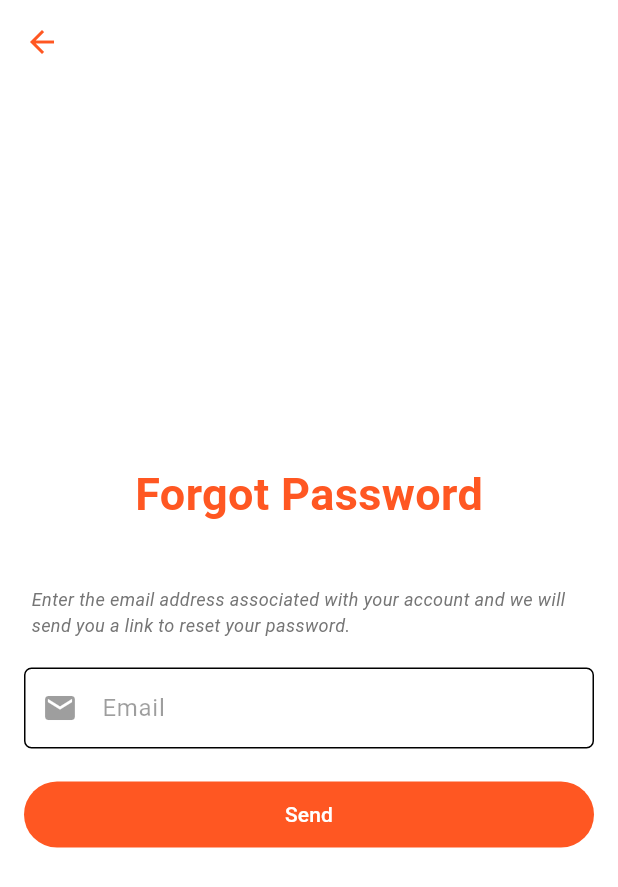
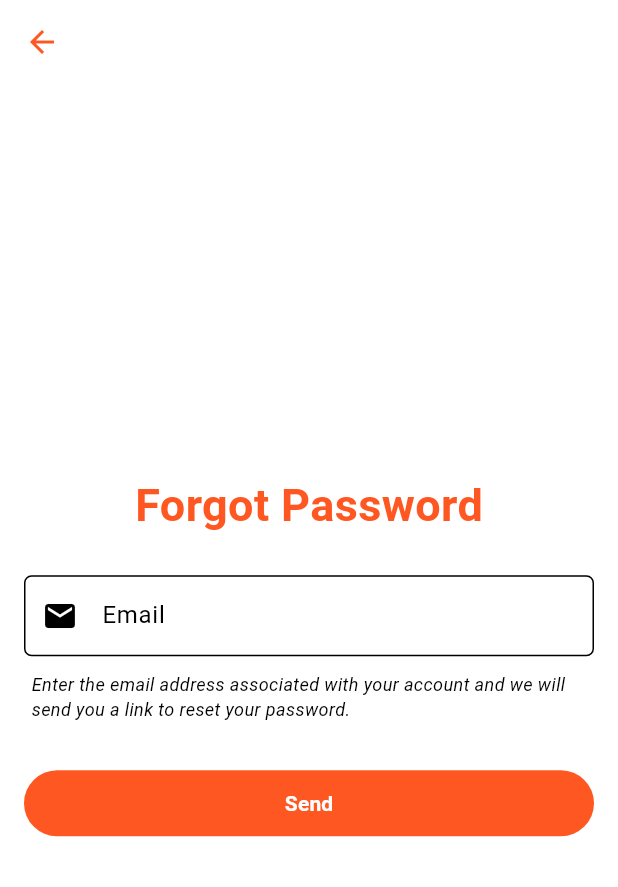
Before and after one commit to OneFamous/mobileproject, a Flutter app: the RegisterPage screen opened directly, after a tap on "Log in", after a tap on "Forgot Password", on a phone screen of 412 x 824 dp. Shown: the top 887 px of the screen. Run offline on Flutter 3.47's test engine with Material 3 defaults, Android fonts, the phone set to English and light mode, and no system bars; our stand-ins replace awesome_dialog, awesome_notifications, cloud_firestore, firebase_auth, firebase_core, flutter_slidable and 6 more; missing offline and left inert: multi_value_listenable_builder; accounts and stored records are empty; network calls fail.

Commit message:
The text field coloring has been changed on the login, forgot password, register, and chat search page. Ensar Aydın Kurubacak's photo has been added to the official application.

```diff
--- a/lib/screens/auth/forgot_password_page.dart
+++ b/lib/screens/auth/forgot_password_page.dart
@@ -31,7 +31,8 @@ class _ForgotPasswordPageState extends State<ForgotPasswordPage> {
           context: context,
           builder: (context) => AlertDialog(
             title: const Text('Log out of the application'),
-            content: const Text('Are you sure you want to log out of the application?'),
+            content: const Text(
+                'Are you sure you want to log out of the application?'),
             actions: [
               TextButton(
                 onPressed: () => Navigator.pop(context, false),
@@ -53,7 +54,7 @@ class _ForgotPasswordPageState extends State<ForgotPasswordPage> {
           backgroundColor: Colors.transparent,
           elevation: 0,
           leading: IconButton(
-            icon: const Icon(Icons.arrow_back , color: Colors.deepOrange),
+            icon: const Icon(Icons.arrow_back, color: Colors.deepOrange),
             onPressed: () => Navigator.pushReplacement(
               context,
               MaterialPageRoute(
@@ -68,27 +69,24 @@ class _ForgotPasswordPageState extends State<ForgotPasswordPage> {
             mainAxisAlignment: MainAxisAlignment.center,
             children: [
               Container(
-                margin: const EdgeInsets.only(bottom: 40.0),
-                child:
-                    Text(
-                    'Forgot Password',
-                    style: TextStyle(fontSize: 30.0, fontWeight: FontWeight.bold ,color: Colors.deepOrange),
-                  ),
-              ),
-              Container(
-                margin: const EdgeInsets.only(bottom: 20.0 ,left: 5,right: 5),
+                margin: const EdgeInsets.only(bottom: 25.0),
                 child: Text(
-                  'Enter the email address associated with your account and we will send you a link to reset your password.',
-                  style: TextStyle(fontSize: 12.0, fontStyle: FontStyle.italic , color: Colors.grey[600]),
+                  'Forgot Password',
+                  style: TextStyle(
+                      fontSize: 30.0,
+                      fontWeight: FontWeight.bold,
+                      color: Colors.deepOrange),
                 ),
               ),
               TextField(
                 controller: _emailController,
                 decoration: InputDecoration(
                   labelText: 'Email',
-                  labelStyle: const TextStyle(color: Colors.black38),
+                  labelStyle:
+                      TextStyle(color: Theme.of(context).colorScheme.tertiary),
                   border: OutlineInputBorder(
-                    borderRadius: BorderRadius.circular(5.0), // Yuvarlaklık değeri
+                    borderRadius:
+                        BorderRadius.circular(5.0), // Yuvarlaklık değeri
                     borderSide: const BorderSide(color: Colors.deepOrange),
                   ),
                   focusedBorder: OutlineInputBorder(
@@ -99,10 +97,21 @@ class _ForgotPasswordPageState extends State<ForgotPasswordPage> {
                     vertical: 15,
                     horizontal: 10,
                   ),
-                  prefixIcon: const Icon(Icons.email ,color: Colors.black38),
+                  prefixIcon: Icon(Icons.email,
+                      color: Theme.of(context).colorScheme.tertiary),
                 ),
               ),
               const SizedBox(height: 10),
+              Container(
+                margin: const EdgeInsets.only(bottom: 20.0, left: 5, right: 5),
+                child: Text(
+                  'Enter the email address associated with your account and we will send you a link to reset your password.',
+                  style: TextStyle(
+                      fontSize: 12.0,
+                      fontStyle: FontStyle.italic,
+                      color: Theme.of(context).colorScheme.tertiary),
+                ),
+              ),
               if (_errorMessage != null)
                 Text(
                   _errorMessage!,
@@ -112,9 +121,9 @@ class _ForgotPasswordPageState extends State<ForgotPasswordPage> {
               TextButton(
                 onPressed: () async {
                   String email = _emailController.text.trim();
-                  String? response = await _loginController.resetPassword(email);
-                  if(response == null){
-
+                  String? response =
+                      await _loginController.resetPassword(email);
+                  if (response == null) {
                     // Şifre sıfırlama e-postası gönderildiğinde kullanıcıyı bilgilendir.
                     ScaffoldMessenger.of(context).showSnackBar(
                       const SnackBar(
@@ -138,7 +147,11 @@ class _ForgotPasswordPageState extends State<ForgotPasswordPage> {
                     borderRadius: BorderRadius.circular(30.0),
                   ),
                 ),
-                child: const Text('Send' ,style: TextStyle(color: Colors.white),),
+                child: const Text(
+                  'Send',
+                  style: TextStyle(
+                      color: Colors.white, fontWeight: FontWeight.bold),
+                ),
               ),
               if (_errorMessage != null)
                 Text(
--- a/lib/screens/auth/login_page.dart
+++ b/lib/screens/auth/login_page.dart
@@ -35,7 +35,8 @@ class _LoginPageState extends State<LoginPage> {
           context: context,
           builder: (context) => AlertDialog(
             title: const Text('Log out of the application?'),
-            content: const Text('Are you sure you want to log out of the application?'),
+            content: const Text(
+                'Are you sure you want to log out of the application?'),
             actions: [
               TextButton(
                 onPressed: () => Navigator.pop(context, false),
@@ -62,9 +63,11 @@ class _LoginPageState extends State<LoginPage> {
                 controller: _emailController,
                 decoration: InputDecoration(
                   labelText: 'Email',
-                  labelStyle: const TextStyle(color: Colors.black38),
+                  labelStyle:
+                      TextStyle(color: Theme.of(context).colorScheme.tertiary),
                   border: OutlineInputBorder(
-                    borderRadius: BorderRadius.circular(5.0), // Yuvarlaklık değeri
+                    borderRadius:
+                        BorderRadius.circular(5.0), // Yuvarlaklık değeri
                     borderSide: const BorderSide(color: Colors.deepOrange),
                   ),
                   focusedBorder: OutlineInputBorder(
@@ -75,16 +78,17 @@ class _LoginPageState extends State<LoginPage> {
                     vertical: 15,
                     horizontal: 10,
                   ),
-                  prefixIcon: const Icon(Icons.email ,color: Colors.black38),
+                  prefixIcon: Icon(Icons.email,
+                      color: Theme.of(context).colorScheme.tertiary),
                 ),
               ),
-
               const SizedBox(height: 16),
               TextField(
                 controller: _passwordController,
                 decoration: InputDecoration(
                   labelText: 'Password',
-                  labelStyle: const TextStyle(color: Colors.black38),
+                  labelStyle:
+                      TextStyle(color: Theme.of(context).colorScheme.tertiary),
                   border: OutlineInputBorder(
                     borderRadius: BorderRadius.circular(5.0),
                     borderSide: const BorderSide(color: Colors.deepOrange),
@@ -97,7 +101,8 @@ class _LoginPageState extends State<LoginPage> {
                     vertical: 15,
                     horizontal: 10,
                   ),
-                  prefixIcon: const Icon(Icons.lock , color: Colors.black38),
+                  prefixIcon: Icon(Icons.lock,
+                      color: Theme.of(context).colorScheme.tertiary),
                 ),
                 obscureText: true,
               ),
@@ -110,7 +115,7 @@ class _LoginPageState extends State<LoginPage> {
                     ),
                   );
                 },
-                child:Container(
+                child: Container(
                   alignment: Alignment.centerLeft, // Butonu sola hizala
                   child: const Text(
                     "Forgot Password",
@@ -119,7 +124,8 @@ class _LoginPageState extends State<LoginPage> {
                       fontSize: 14,
                       color: Colors.deepOrange,
                     ),
-                    textAlign: TextAlign.left, // Metni sola hizala (opsiyonel, eğer metni sola hizalı istiyorsanız)
+                    textAlign: TextAlign
+                        .left, // Metni sola hizala (opsiyonel, eğer metni sola hizalı istiyorsanız)
                   ),
                 ),
               ),
@@ -152,7 +158,7 @@ class _LoginPageState extends State<LoginPage> {
                       MaterialPageRoute(
                         builder: (context) => const MyApp(),
                       ),
-                          (route) => false, // Tüm önceki sayfaları kaldır
+                      (route) => false, // Tüm önceki sayfaları kaldır
                     );
                   }
                 },
@@ -169,19 +175,19 @@ class _LoginPageState extends State<LoginPage> {
                   style: TextStyle(
                     fontSize: 17,
                     color: Colors.white,
+                    fontWeight: FontWeight.bold,
                   ),
                 ),
               ),
               const SizedBox(height: 5),
-
               Row(
                 mainAxisAlignment: MainAxisAlignment.center,
                 children: [
-                  const Text(
+                  Text(
                     "Don't have an account?",
                     style: TextStyle(
                       fontSize: 14,
-                      color: Colors.black,
+                      color: Theme.of(context).colorScheme.tertiary,
                     ),
                   ),
                   TextButton(
--- a/lib/screens/auth/register_page.dart
+++ b/lib/screens/auth/register_page.dart
@@ -7,7 +7,6 @@ import 'package:mobileproject/controllers//auth/register_controller.dart';
 
 import 'login_page.dart';
 
-
 class RegisterPage extends StatefulWidget {
   const RegisterPage({super.key});
 
@@ -16,13 +15,15 @@ class RegisterPage extends StatefulWidget {
 }
 
 class _RegisterPageState extends State<RegisterPage> {
-  final EmailVerificaitonController _emailVerificaitonController = EmailVerificaitonController();
+  final EmailVerificaitonController _emailVerificaitonController =
+      EmailVerificaitonController();
   final RegisterController _registerController = RegisterController();
   final TextEditingController _nameController = TextEditingController();
   final TextEditingController _emailController = TextEditingController();
   final TextEditingController _userNameController = TextEditingController();
   final TextEditingController _passwordController = TextEditingController();
-  final TextEditingController _confirmPasswordController = TextEditingController();
+  final TextEditingController _confirmPasswordController =
+      TextEditingController();
   String? _errorMessage;
   bool _isProcessing = false;
 
@@ -44,7 +45,8 @@ class _RegisterPageState extends State<RegisterPage> {
           context: context,
           builder: (context) => AlertDialog(
             title: const Text('Log out of the application?'),
-              content: const Text('Are you sure you want to log out of the application?'),
+            content: const Text(
+                'Are you sure you want to log out of the application?'),
             actions: [
               TextButton(
                 onPressed: () => Navigator.pop(context, false),
@@ -73,7 +75,8 @@ class _RegisterPageState extends State<RegisterPage> {
                   controller: _nameController,
                   decoration: InputDecoration(
                     labelText: 'Name',
-                    labelStyle: const TextStyle(color: Colors.black38),
+                    labelStyle: TextStyle(
+                        color: Theme.of(context).colorScheme.tertiary),
                     border: OutlineInputBorder(
                       borderRadius: BorderRadius.circular(5.0),
                       borderSide: const BorderSide(color: Colors.deepOrange),
@@ -86,7 +89,8 @@ class _RegisterPageState extends State<RegisterPage> {
                       vertical: 15,
                       horizontal: 10,
                     ),
-                    prefixIcon: const Icon(Icons.person, color: Colors.black38),
+                    prefixIcon: Icon(Icons.person,
+                        color: Theme.of(context).colorScheme.tertiary),
                   ),
                 ),
                 const SizedBox(height: 15),
@@ -94,7 +98,8 @@ class _RegisterPageState extends State<RegisterPage> {
                   controller: _emailController,
                   decoration: InputDecoration(
                     labelText: 'Email',
-                    labelStyle: const TextStyle(color: Colors.black38),
+                    labelStyle: TextStyle(
+                        color: Theme.of(context).colorScheme.tertiary),
                     border: OutlineInputBorder(
                       borderRadius: BorderRadius.circular(5.0),
                       borderSide: const BorderSide(color: Colors.deepOrange),
@@ -107,17 +112,17 @@ class _RegisterPageState extends State<RegisterPage> {
                       vertical: 15,
                       horizontal: 10,
                     ),
-                    prefixIcon: const Icon(Icons.email, color: Colors.black38),
+                    prefixIcon: Icon(Icons.email,
+                        color: Theme.of(context).colorScheme.tertiary),
                   ),
                 ),
-
                 const SizedBox(height: 15),
-
                 TextField(
                   controller: _userNameController,
                   decoration: InputDecoration(
                     labelText: 'User Name',
-                    labelStyle: const TextStyle(color: Colors.black38),
+                    labelStyle: TextStyle(
+                        color: Theme.of(context).colorScheme.tertiary),
                     border: OutlineInputBorder(
                       borderRadius: BorderRadius.circular(5.0),
                       borderSide: const BorderSide(color: Colors.deepOrange),
@@ -130,16 +135,17 @@ class _RegisterPageState extends State<RegisterPage> {
                       vertical: 15,
                       horizontal: 10,
                     ),
-                    prefixIcon: const Icon(Icons.person, color: Colors.black38),
+                    prefixIcon: Icon(Icons.person,
+                        color: Theme.of(context).colorScheme.tertiary),
                   ),
                 ),
                 const SizedBox(height: 15),
-
                 TextField(
                   controller: _passwordController,
                   decoration: InputDecoration(
                     labelText: 'Password',
-                    labelStyle: const TextStyle(color: Colors.black38),
+                    labelStyle: TextStyle(
+                        color: Theme.of(context).colorScheme.tertiary),
                     border: OutlineInputBorder(
                       borderRadius: BorderRadius.circular(5.0),
                       borderSide: const BorderSide(color: Colors.deepOrange),
@@ -152,17 +158,18 @@ class _RegisterPageState extends State<RegisterPage> {
                       vertical: 15,
                       horizontal: 10,
                     ),
-                    prefixIcon: const Icon(Icons.lock, color: Colors.black38),
+                    prefixIcon: Icon(Icons.lock,
+                        color: Theme.of(context).colorScheme.tertiary),
                   ),
                   obscureText: true,
                 ),
                 const SizedBox(height: 15),
-
                 TextField(
                   controller: _confirmPasswordController,
                   decoration: InputDecoration(
                     labelText: 'Confirm Password',
-                    labelStyle: const TextStyle(color: Colors.black38),
+                    labelStyle: TextStyle(
+                        color: Theme.of(context).colorScheme.tertiary),
                     border: OutlineInputBorder(
                       borderRadius: BorderRadius.circular(5.0),
                       borderSide: const BorderSide(color: Colors.deepOrange),
@@ -175,7 +182,8 @@ class _RegisterPageState extends State<RegisterPage> {
                       vertical: 15,
                       horizontal: 10,
                     ),
-                    prefixIcon: const Icon(Icons.lock, color: Colors.black38),
+                    prefixIcon: Icon(Icons.lock,
+                        color: Theme.of(context).colorScheme.tertiary),
                   ),
                   obscureText: true,
                 ),
@@ -196,20 +204,23 @@ class _RegisterPageState extends State<RegisterPage> {
                       borderRadius: BorderRadius.circular(30.0),
                     ),
                   ),
-                  child: Text(_isProcessing ? 'Processing...' : 'Register' ,
+                  child: Text(
+                    _isProcessing ? 'Processing...' : 'Register',
                     style: const TextStyle(
                       fontSize: 17,
                       color: Colors.white,
-                  ),),
+                      fontWeight: FontWeight.bold,
+                    ),
+                  ),
                 ),
                 Row(
                   mainAxisAlignment: MainAxisAlignment.center,
                   children: [
-                    const Text(
+                    Text(
                       "Do you already have an account?",
                       style: TextStyle(
                         fontSize: 14,
-                        color: Colors.black,
+                        color: Theme.of(context).colorScheme.tertiary,
                       ),
                     ),
                     TextButton(
@@ -232,7 +243,6 @@ class _RegisterPageState extends State<RegisterPage> {
                     ),
                   ],
                 ),
-
               ],
             ),
           ),
@@ -265,7 +275,8 @@ class _RegisterPageState extends State<RegisterPage> {
         await _emailVerificaitonController.sendEmailVerification();
         Navigator.pushReplacement(
           context,
-          MaterialPageRoute(builder: (context) => const EmailVerificationPage()),
+          MaterialPageRoute(
+              builder: (context) => const EmailVerificationPage()),
         );
       } catch (e) {
         setState(() {
@@ -275,5 +286,4 @@ class _RegisterPageState extends State<RegisterPage> {
       }
     }
   }
-
 }
--- a/pubspec.yaml
+++ b/pubspec.yaml
@@ -84,6 +84,7 @@ flutter:
     - images/berke_can_peker.png
     - images/mine_ceyhan.png
     - images/AIOP.png
+    - images/ensar_aydin_kurubacak.png
 
   # The following line ensures that the Material Icons font is
   # included with your application, so that you can use the icons in
```
Also changed, not shown: lib/screens/chat/chat_search_page.dart (+18 -11 lines), lib/screens/home_page.dart (+17 -10 lines), images/ensar_aydin_kurubacak.png (added). Lines whose indentation alone changed are shown as unchanged.
